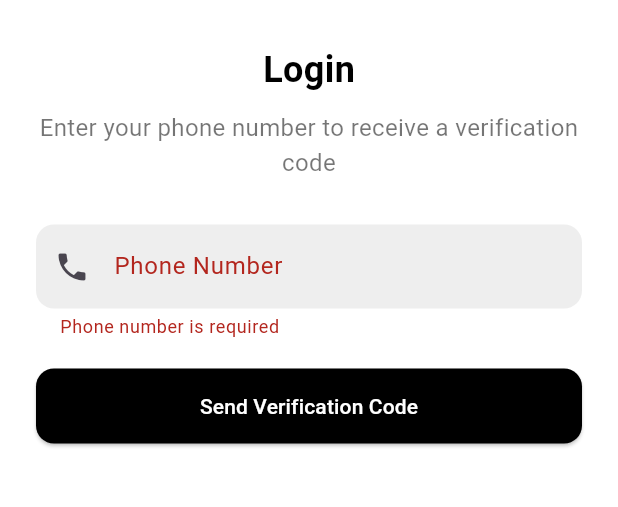
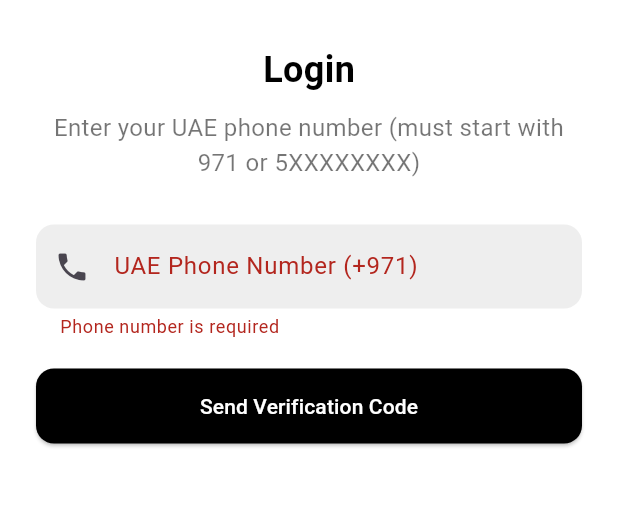
Before and after one commit to E-Hosny/car-wash-app, a Flutter app: the RegisterScreen screen opened directly, after a tap on "Login", after a tap on "Send Verification Code", on a phone screen of 412 x 824 dp, the part 584-1091 px from its top. Run offline on Flutter 3.47's test engine with Material 3 defaults, Android fonts, the phone set to English and light mode, and no system bars; our stand-ins replace flutter_dotenv, geocoding, geolocator, google_fonts, google_maps_flutter, permission_handler and 1 more; missing offline and left inert: flutter_stripe; accounts and stored records are empty; network calls fail.

Commit message:
uae code

```diff
--- a/lib/login_screen.dart
+++ b/lib/login_screen.dart
@@ -22,13 +22,49 @@ class _LoginScreenState extends State<LoginScreen> {
 
   String normalizePhone(String input) {
     String phone = input.replaceAll(RegExp(r'[^0-9]'), '');
+
+    // Remove leading zeros
     if (phone.startsWith('00')) phone = phone.substring(2);
+
+    // Handle Saudi Arabia (+966) - for testing from Saudi Arabia
     if (phone.startsWith('966')) return phone;
-    if (phone.startsWith('5')) return '966$phone';
-    if (phone.startsWith('05')) return '966${phone.substring(1)}';
+    if (phone.startsWith('5') && phone.length == 9) return '966$phone';
+    if (phone.startsWith('05') && phone.length == 10)
+      return '966${phone.substring(1)}';
+
+    // Handle UAE (+971) - default for UAE users
     if (phone.startsWith('971')) return phone;
-    if (phone.startsWith('0')) return '971${phone.substring(1)}';
-    return phone;
+    if (phone.startsWith('5') && phone.length == 9)
+      return '971$phone'; // UAE mobile
+    if (phone.startsWith('05') && phone.length == 10)
+      return '971${phone.substring(1)}'; // UAE mobile with 0
+    if (phone.startsWith('0') && phone.length == 9)
+      return '971${phone.substring(1)}'; // UAE landline
+
+    // Default to UAE if no country code detected
+    return '971$phone';
+  }
+
+  bool isValidUAEPhone(String input) {
+    String phone = input.replaceAll(RegExp(r'[^0-9]'), '');
+
+    // Remove leading zeros
+    if (phone.startsWith('00')) phone = phone.substring(2);
+
+    // Check if it's a valid UAE phone number
+    if (phone.startsWith('971') && phone.length == 12) return true;
+    if (phone.startsWith('5') && phone.length == 9) return true;
+    if (phone.startsWith('05') && phone.length == 10) return true;
+    if (phone.startsWith('0') && phone.length == 9) return true;
+
+    // Check if it's a valid Saudi phone number (for testing)
+    if (phone.startsWith('966') && phone.length == 12) return true;
+    if (phone.startsWith('5') && phone.length == 9)
+      return true; // Could be Saudi or UAE
+    if (phone.startsWith('05') && phone.length == 10)
+      return true; // Could be Saudi or UAE
+
+    return false;
   }
 
   Future<void> sendOtp() async {
@@ -45,6 +81,14 @@ class _LoginScreenState extends State<LoginScreen> {
     if (rawPhone.isEmpty) {
       setState(() {
         phoneError = 'Phone number is required';
+        isLoading = false;
+      });
+      return;
+    }
+
+    if (!isValidUAEPhone(rawPhone)) {
+      setState(() {
+        phoneError = 'Please enter a valid UAE phone number (e.g., 5XXXXXXXX)';
         isLoading = false;
       });
       return;
@@ -139,7 +183,7 @@ class _LoginScreenState extends State<LoginScreen> {
                 ),
                 const SizedBox(height: 10),
                 const Text(
-                  'Enter your phone number to receive a verification code',
+                  'Enter your UAE phone number (must start with 971 or 5XXXXXXXX)',
                   style: TextStyle(
                     fontSize: 16,
                     color: Colors.black54,
@@ -151,7 +195,8 @@ class _LoginScreenState extends State<LoginScreen> {
                   controller: phoneController,
                   keyboardType: TextInputType.phone,
                   decoration: InputDecoration(
-                    labelText: 'Phone Number',
+                    labelText: 'UAE Phone Number (+971)',
+                    hintText: '5XXXXXXXX',
                     errorText: phoneError,
                     filled: true,
                     fillColor: Colors.grey[200],
--- a/lib/otp_screen.dart
+++ b/lib/otp_screen.dart
@@ -48,13 +48,49 @@ class _OtpScreenState extends State<OtpScreen> {
 
   String normalizePhone(String input) {
     String phone = input.replaceAll(RegExp(r'[^0-9]'), '');
+
+    // Remove leading zeros
     if (phone.startsWith('00')) phone = phone.substring(2);
+
+    // Handle Saudi Arabia (+966) - for testing from Saudi Arabia
     if (phone.startsWith('966')) return phone;
-    if (phone.startsWith('5')) return '966$phone';
-    if (phone.startsWith('05')) return '966${phone.substring(1)}';
+    if (phone.startsWith('5') && phone.length == 9) return '966$phone';
+    if (phone.startsWith('05') && phone.length == 10)
+      return '966${phone.substring(1)}';
+
+    // Handle UAE (+971) - default for UAE users
     if (phone.startsWith('971')) return phone;
-    if (phone.startsWith('0')) return '971${phone.substring(1)}';
-    return phone;
+    if (phone.startsWith('5') && phone.length == 9)
+      return '971$phone'; // UAE mobile
+    if (phone.startsWith('05') && phone.length == 10)
+      return '971${phone.substring(1)}'; // UAE mobile with 0
+    if (phone.startsWith('0') && phone.length == 9)
+      return '971${phone.substring(1)}'; // UAE landline
+
+    // Default to UAE if no country code detected
+    return '971$phone';
+  }
+
+  bool isValidUAEPhone(String input) {
+    String phone = input.replaceAll(RegExp(r'[^0-9]'), '');
+
+    // Remove leading zeros
+    if (phone.startsWith('00')) phone = phone.substring(2);
+
+    // Check if it's a valid UAE phone number
+    if (phone.startsWith('971') && phone.length == 12) return true;
+    if (phone.startsWith('5') && phone.length == 9) return true;
+    if (phone.startsWith('05') && phone.length == 10) return true;
+    if (phone.startsWith('0') && phone.length == 9) return true;
+
+    // Check if it's a valid Saudi phone number (for testing)
+    if (phone.startsWith('966') && phone.length == 12) return true;
+    if (phone.startsWith('5') && phone.length == 9)
+      return true; // Could be Saudi or UAE
+    if (phone.startsWith('05') && phone.length == 10)
+      return true; // Could be Saudi or UAE
+
+    return false;
   }
 
   Future<void> _verifyOtp() async {
--- a/lib/register_screen.dart
+++ b/lib/register_screen.dart
@@ -28,16 +28,69 @@ class _RegisterScreenState extends State<RegisterScreen> {
 
   String normalizePhone(String input) {
     String phone = input.replaceAll(RegExp(r'[^0-9]'), '');
+
+    // Remove leading zeros
     if (phone.startsWith('00')) phone = phone.substring(2);
+
+    // Handle Saudi Arabia (+966) - for testing from Saudi Arabia
     if (phone.startsWith('966')) return phone;
-    if (phone.startsWith('5')) return '966$phone';
-    if (phone.startsWith('05')) return '966${phone.substring(1)}';
+    if (phone.startsWith('5') && phone.length == 9) return '966$phone';
+    if (phone.startsWith('05') && phone.length == 10)
+      return '966${phone.substring(1)}';
+
+    // Handle UAE (+971) - default for UAE users
     if (phone.startsWith('971')) return phone;
-    if (phone.startsWith('0')) return '971${phone.substring(1)}';
-    return phone;
+    if (phone.startsWith('5') && phone.length == 9)
+      return '971$phone'; // UAE mobile
+    if (phone.startsWith('05') && phone.length == 10)
+      return '971${phone.substring(1)}'; // UAE mobile with 0
+    if (phone.startsWith('0') && phone.length == 9)
+      return '971${phone.substring(1)}'; // UAE landline
+
+    // Default to UAE if no country code detected
+    return '971$phone';
+  }
+
+  bool isValidUAEPhone(String input) {
+    String phone = input.replaceAll(RegExp(r'[^0-9]'), '');
+
+    // Remove leading zeros
+    if (phone.startsWith('00')) phone = phone.substring(2);
+
+    // Check if it's a valid UAE phone number
+    if (phone.startsWith('971') && phone.length == 12) return true;
+    if (phone.startsWith('5') && phone.length == 9) return true;
+    if (phone.startsWith('05') && phone.length == 10) return true;
+    if (phone.startsWith('0') && phone.length == 9) return true;
+
+    // Check if it's a valid Saudi phone number (for testing)
+    if (phone.startsWith('966') && phone.length == 12) return true;
+    if (phone.startsWith('5') && phone.length == 9)
+      return true; // Could be Saudi or UAE
+    if (phone.startsWith('05') && phone.length == 10)
+      return true; // Could be Saudi or UAE
+
+    return false;
   }
 
   Future<void> register() async {
+    // Validate phone number
+    if (phoneController.text.trim().isEmpty) {
+      ScaffoldMessenger.of(context).showSnackBar(
+        const SnackBar(content: Text('Phone number is required')),
+      );
+      return;
+    }
+
+    if (!isValidUAEPhone(phoneController.text.trim())) {
+      ScaffoldMessenger.of(context).showSnackBar(
+        const SnackBar(
+            content: Text(
+                'Please enter a valid UAE phone number (e.g., 5XXXXXXXX)')),
+      );
+      return;
+    }
+
     final baseUrl = dotenv.env['BASE_URL']!;
     final url = Uri.parse('$baseUrl/api/register');
 
@@ -103,7 +156,8 @@ class _RegisterScreenState extends State<RegisterScreen> {
                 const SizedBox(height: 30),
                 _buildTextField('Full Name', controller: nameController),
                 const SizedBox(height: 15),
-                _buildTextField('Phone Number', controller: phoneController),
+                _buildTextField('UAE Phone Number (+971)',
+                    controller: phoneController, hintText: '5XXXXXXXX'),
                 const SizedBox(height: 15),
                 _buildTextField('Email Address', controller: emailController),
                 const SizedBox(height: 15),
@@ -162,13 +216,15 @@ class _RegisterScreenState extends State<RegisterScreen> {
   }
 
   Widget _buildTextField(String hint,
-      {bool obscure = false, required TextEditingController controller}) {
+      {bool obscure = false,
+      required TextEditingController controller,
+      String? hintText}) {
     return TextField(
       controller: controller,
       obscureText: obscure,
       style: const TextStyle(color: Colors.black),
       decoration: InputDecoration(
-        hintText: hint,
+        hintText: hintText ?? hint,
         hintStyle: const TextStyle(color: Colors.black54),
         filled: true,
         fillColor: Colors.grey[200],
```
Also changed, not shown: 1 other file.
